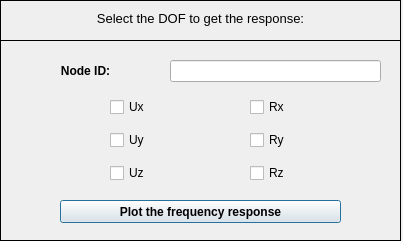
The window that pulse/uix/user_input/ui/plotStructuralFrequencyResponseInput.ui (open-pulse/OpenPulse) describes before a commit, drawn with Qt 5.
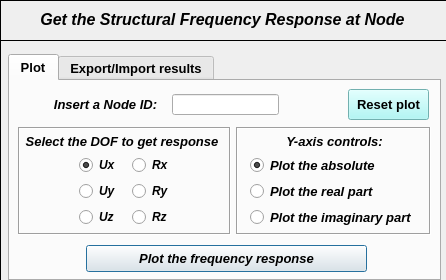
The same window after the commit. Icons and pictures are not drawn.

Commit message: Updating plots / fluid mass effect adding

```diff
--- a/pulse/uix/user_input/ui/plotStructuralFrequencyResponseInput.ui
+++ b/pulse/uix/user_input/ui/plotStructuralFrequencyResponseInput.ui
@@ -9,8 +9,8 @@
    <rect>
     <x>0</x>
     <y>0</y>
-    <width>403</width>
-    <height>241</height>
+    <width>446</width>
+    <height>280</height>
    </rect>
   </property>
   <property name="sizePolicy">
@@ -19,6 +19,18 @@
     <verstretch>0</verstretch>
    </sizepolicy>
   </property>
+  <property name="minimumSize">
+   <size>
+    <width>446</width>
+    <height>280</height>
+   </size>
+  </property>
+  <property name="maximumSize">
+   <size>
+    <width>446</width>
+    <height>280</height>
+   </size>
+  </property>
   <property name="contextMenuPolicy">
    <enum>Qt::DefaultContextMenu</enum>
   </property>
@@ -37,8 +49,8 @@
     <rect>
      <x>0</x>
      <y>0</y>
-     <width>401</width>
-     <height>241</height>
+     <width>451</width>
+     <height>299</height>
     </rect>
    </property>
    <property name="font">
@@ -51,7 +63,7 @@
      <rect>
       <x>0</x>
       <y>0</y>
-      <width>401</width>
+      <width>449</width>
       <height>41</height>
      </rect>
     </property>
@@ -67,20 +79,23 @@
     <widget class="QLabel" name="label">
      <property name="geometry">
       <rect>
-       <x>10</x>
+       <x>32</x>
        <y>10</y>
        <width>381</width>
-       <height>16</height>
+       <height>19</height>
       </rect>
      </property>
      <property name="font">
       <font>
-       <pointsize>10</pointsize>
-       <italic>false</italic>
+       <family>Arial</family>
+       <pointsize>12</pointsize>
+       <weight>75</weight>
+       <italic>true</italic>
+       <bold>true</bold>
       </font>
      </property>
      <property name="text">
-      <string>Select the DOF to get the response:</string>
+      <string>Get the Structural Frequency Response at Node</string>
      </property>
      <property name="textFormat">
       <enum>Qt::AutoText</enum>
@@ -95,8 +110,8 @@
      <rect>
       <x>0</x>
       <y>40</y>
-      <width>401</width>
-      <height>201</height>
+      <width>449</width>
+      <height>253</height>
      </rect>
     </property>
     <property name="frameShape">
@@ -105,133 +120,1066 @@
     <property name="frameShadow">
      <enum>QFrame::Plain</enum>
     </property>
-    <widget class="QWidget" name="verticalLayoutWidget">
+    <widget class="QTabWidget" name="tabWidget_plot_results">
      <property name="geometry">
       <rect>
-       <x>20</x>
-       <y>20</y>
-       <width>131</width>
-       <height>21</height>
+       <x>8</x>
+       <y>14</y>
+       <width>433</width>
+       <height>227</height>
       </rect>
      </property>
-     <layout class="QVBoxLayout" name="verticalLayout">
-      <item>
-       <widget class="QLabel" name="label_2">
-        <property name="font">
-         <font>
-          <weight>75</weight>
-          <bold>true</bold>
-         </font>
-        </property>
-        <property name="text">
-         <string>Node ID:</string>
-        </property>
-        <property name="alignment">
-         <set>Qt::AlignCenter</set>
-        </property>
-       </widget>
-      </item>
-     </layout>
-    </widget>
-    <widget class="QWidget" name="verticalLayoutWidget_2">
-     <property name="geometry">
-      <rect>
-       <x>170</x>
-       <y>20</y>
-       <width>211</width>
-       <height>22</height>
-      </rect>
+     <property name="minimumSize">
+      <size>
+       <width>433</width>
+       <height>0</height>
+      </size>
      </property>
-     <layout class="QVBoxLayout" name="verticalLayout_2">
-      <item>
-       <widget class="QLineEdit" name="lineEdit_nodeID"/>
-      </item>
-     </layout>
-    </widget>
-    <widget class="QPushButton" name="pushButton">
-     <property name="geometry">
-      <rect>
-       <x>60</x>
-       <y>160</y>
-       <width>281</width>
-       <height>23</height>
-      </rect>
+     <property name="maximumSize">
+      <size>
+       <width>433</width>
+       <height>16777215</height>
+      </size>
      </property>
      <property name="font">
       <font>
+       <family>Arial</family>
+       <pointsize>10</pointsize>
        <weight>75</weight>
+       <italic>false</italic>
        <bold>true</bold>
       </font>
      </property>
-     <property name="text">
-      <string>Plot the frequency response</string>
+     <property name="currentIndex">
+      <number>0</number>
      </property>
-    </widget>
-    <widget class="QWidget" name="verticalLayoutWidget_3">
-     <property name="geometry">
-      <rect>
-       <x>110</x>
-       <y>50</y>
-       <width>81</width>
-       <height>101</height>
-      </rect>
-     </property>
-     <layout class="QVBoxLayout" name="verticalLayout_3">
-      <item>
-       <widget class="QCheckBox" name="checkBox_ux">
-        <property name="text">
-         <string>Ux</string>
+     <widget class="QWidget" name="tab_plot">
+      <attribute name="title">
+       <string>Plot</string>
+      </attribute>
+      <widget class="QPushButton" name="pushButton">
+       <property name="geometry">
+        <rect>
+         <x>76</x>
+         <y>164</y>
+         <width>281</width>
+         <height>27</height>
+        </rect>
+       </property>
+       <property name="font">
+        <font>
+         <family>Arial</family>
+         <pointsize>10</pointsize>
+         <weight>75</weight>
+         <italic>true</italic>
+         <bold>true</bold>
+        </font>
+       </property>
+       <property name="text">
+        <string>Plot the frequency response</string>
+       </property>
+      </widget>
+      <widget class="QWidget" name="verticalLayoutWidget">
+       <property name="geometry">
+        <rect>
+         <x>32</x>
+         <y>12</y>
+         <width>127</width>
+         <height>23</height>
+        </rect>
+       </property>
+       <layout class="QVBoxLayout" name="verticalLayout">
+        <item>
+         <widget class="QLabel" name="label_2">
+          <property name="minimumSize">
+           <size>
+            <width>0</width>
+            <height>21</height>
+           </size>
+          </property>
+          <property name="maximumSize">
+           <size>
+            <width>16777215</width>
+            <height>21</height>
+           </size>
+          </property>
+          <property name="font">
+           <font>
+            <family>Arial</family>
+            <pointsize>10</pointsize>
+            <weight>75</weight>
+            <italic>true</italic>
+            <bold>true</bold>
+           </font>
+          </property>
+          <property name="text">
+           <string>Insert a Node ID:</string>
+          </property>
+          <property name="alignment">
+           <set>Qt::AlignCenter</set>
+          </property>
+         </widget>
+        </item>
+       </layout>
+      </widget>
+      <widget class="QWidget" name="verticalLayoutWidget_2">
+       <property name="geometry">
+        <rect>
+         <x>162</x>
+         <y>12</y>
+         <width>107</width>
+         <height>23</height>
+        </rect>
+       </property>
+       <layout class="QVBoxLayout" name="verticalLayout_2">
+        <item>
+         <widget class="QLineEdit" name="lineEdit_nodeID">
+          <property name="minimumSize">
+           <size>
+            <width>0</width>
+            <height>21</height>
+           </size>
+          </property>
+          <property name="maximumSize">
+           <size>
+            <width>16777215</width>
+            <height>21</height>
+           </size>
+          </property>
+          <property name="font">
+           <font>
+            <family>Arial</family>
+            <pointsize>10</pointsize>
+            <weight>75</weight>
+            <italic>true</italic>
+            <bold>true</bold>
+           </font>
+          </property>
+          <property name="text">
+           <string/>
+          </property>
+          <property name="alignment">
+           <set>Qt::AlignCenter</set>
+          </property>
+         </widget>
+        </item>
+       </layout>
+      </widget>
+      <widget class="QToolButton" name="toolButton_ResetPlot">
+       <property name="geometry">
+        <rect>
+         <x>338</x>
+         <y>8</y>
+         <width>81</width>
+         <height>31</height>
+        </rect>
+       </property>
+       <property name="font">
+        <font>
+         <pointsize>10</pointsize>
+         <weight>75</weight>
+         <bold>true</bold>
+        </font>
+       </property>
+       <property name="styleSheet">
+        <string notr="true">background-color: rgb(159, 247, 245);</string>
+       </property>
+       <property name="text">
+        <string>Reset plot</string>
+       </property>
+      </widget>
+      <widget class="QFrame" name="frame_4">
+       <property name="geometry">
+        <rect>
+         <x>226</x>
+         <y>46</y>
+         <width>195</width>
+         <height>108</height>
+        </rect>
+       </property>
+       <property name="minimumSize">
+        <size>
+         <width>0</width>
+         <height>108</height>
+        </size>
+       </property>
+       <property name="maximumSize">
+        <size>
+         <width>16777215</width>
+         <height>108</height>
+        </size>
+       </property>
+       <property name="sizeIncrement">
+        <size>
+         <width>0</width>
+         <height>110</height>
+        </size>
+       </property>
+       <property name="frameShape">
+        <enum>QFrame::Box</enum>
+       </property>
+       <property name="frameShadow">
+        <enum>QFrame::Sunken</enum>
+       </property>
+       <widget class="QWidget" name="verticalLayoutWidget_10">
+        <property name="geometry">
+         <rect>
+          <x>14</x>
+          <y>28</y>
+          <width>167</width>
+          <height>74</height>
+         </rect>
         </property>
+        <layout class="QVBoxLayout" name="verticalLayout_10">
+         <item>
+          <widget class="QRadioButton" name="radioButton_plotAbs">
+           <property name="maximumSize">
+            <size>
+             <width>170</width>
+             <height>20</height>
+            </size>
+           </property>
+           <property name="font">
+            <font>
+             <family>Arial</family>
+             <pointsize>10</pointsize>
+             <weight>75</weight>
+             <italic>true</italic>
+             <bold>true</bold>
+            </font>
+           </property>
+           <property name="text">
+            <string>Plot the absolute</string>
+           </property>
+           <property name="iconSize">
+            <size>
+             <width>30</width>
+             <height>30</height>
+            </size>
+           </property>
+           <property name="checked">
+            <bool>true</bool>
+           </property>
+          </widget>
+         </item>
+         <item>
+          <widget class="QRadioButton" name="radioButton_plotReal">
+           <property name="maximumSize">
+            <size>
+             <width>170</width>
+             <height>20</height>
+            </size>
+           </property>
+           <property name="font">
+            <font>
+             <family>Arial</family>
+             <pointsize>10</pointsize>
+             <weight>75</weight>
+             <italic>true</italic>
+             <bold>true</bold>
+            </font>
+           </property>
+           <property name="text">
+            <string>Plot the real part</string>
+           </property>
+          </widget>
+         </item>
+         <item>
+          <widget class="QRadioButton" name="radioButton_plotImag">
+           <property name="maximumSize">
+            <size>
+             <width>170</width>
+             <height>20</height>
+            </size>
+           </property>
+           <property name="font">
+            <font>
+             <family>Arial</family>
+             <pointsize>10</pointsize>
+             <weight>75</weight>
+             <italic>true</italic>
+             <bold>true</bold>
+            </font>
+           </property>
+           <property name="text">
+            <string>Plot the imaginary part</string>
+           </property>
+          </widget>
+         </item>
+        </layout>
        </widget>
-      </item>
-      <item>
-       <widget class="QCheckBox" name="checkBox_uy">
-        <property name="text">
-         <string>Uy</string>
+       <widget class="QLabel" name="label_8">
+        <property name="enabled">
+         <bool>true</bool>
         </property>
-       </widget>
-      </item>
-      <item>
-       <widget class="QCheckBox" name="checkBox_uz">
-        <property name="text">
-         <string>Uz</string>
+        <property name="geometry">
+         <rect>
+          <x>16</x>
+          <y>4</y>
+          <width>165</width>
+          <height>21</height>
+         </rect>
         </property>
-       </widget>
-      </item>
-     </layout>
-    </widget>
-    <widget class="QWidget" name="verticalLayoutWidget_4">
-     <property name="geometry">
-      <rect>
-       <x>250</x>
-       <y>50</y>
-       <width>81</width>
-       <height>101</height>
-      </rect>
-     </property>
-     <layout class="QVBoxLayout" name="verticalLayout_4">
-      <item>
-       <widget class="QCheckBox" name="checkBox_rx">
+        <property name="sizePolicy">
+         <sizepolicy hsizetype="Preferred" vsizetype="Expanding">
+          <horstretch>0</horstretch>
+          <verstretch>0</verstretch>
+         </sizepolicy>
+        </property>
+        <property name="minimumSize">
+         <size>
+          <width>120</width>
+          <height>21</height>
+         </size>
+        </property>
+        <property name="maximumSize">
+         <size>
+          <width>200</width>
+          <height>60</height>
+         </size>
+        </property>
+        <property name="font">
+         <font>
+          <family>Arial</family>
+          <pointsize>10</pointsize>
+          <weight>75</weight>
+          <italic>true</italic>
+          <bold>true</bold>
+         </font>
+        </property>
         <property name="text">
-         <string>Rx</string>
+         <string>&lt;!DOCTYPE HTML PUBLIC &quot;-//W3C//DTD HTML 4.0//EN&quot; &quot;http://www.w3.org/TR/REC-html40/strict.dtd&quot;&gt;
+&lt;html&gt;&lt;head&gt;&lt;meta name=&quot;qrichtext&quot; content=&quot;1&quot; /&gt;&lt;style type=&quot;text/css&quot;&gt;
+p, li { white-space: pre-wrap; }
+&lt;/style&gt;&lt;/head&gt;&lt;body style=&quot; font-family:'Arial'; font-size:10pt; font-weight:600; font-style:italic;&quot;&gt;
+&lt;p align=&quot;center&quot; style=&quot; margin-top:12px; margin-bottom:12px; margin-left:0px; margin-right:0px; -qt-block-indent:0; text-indent:0px;&quot;&gt;Y-axis controls:&lt;/p&gt;&lt;/body&gt;&lt;/html&gt;</string>
         </property>
+        <property name="textFormat">
+         <enum>Qt::AutoText</enum>
+        </property>
+        <property name="scaledContents">
+         <bool>false</bool>
+        </property>
+        <property name="alignment">
+         <set>Qt::AlignCenter</set>
+        </property>
+        <property name="wordWrap">
+         <bool>false</bool>
+        </property>
+        <property name="indent">
+         <number>0</number>
+        </property>
        </widget>
-      </item>
-      <item>
-       <widget class="QCheckBox" name="checkBox_ry">
+      </widget>
+      <widget class="QFrame" name="frame_5">
+       <property name="geometry">
+        <rect>
+         <x>8</x>
+         <y>46</y>
+         <width>213</width>
+         <height>108</height>
+        </rect>
+       </property>
+       <property name="minimumSize">
+        <size>
+         <width>0</width>
+         <height>108</height>
+        </size>
+       </property>
+       <property name="maximumSize">
+        <size>
+         <width>16777215</width>
+         <height>108</height>
+        </size>
+       </property>
+       <property name="frameShape">
+        <enum>QFrame::Box</enum>
+       </property>
+       <property name="frameShadow">
+        <enum>QFrame::Sunken</enum>
+       </property>
+       <widget class="QLabel" name="label_3">
+        <property name="enabled">
+         <bool>true</bool>
+        </property>
+        <property name="geometry">
+         <rect>
+          <x>4</x>
+          <y>4</y>
+          <width>200</width>
+          <height>21</height>
+         </rect>
+        </property>
+        <property name="sizePolicy">
+         <sizepolicy hsizetype="Preferred" vsizetype="Expanding">
+          <horstretch>0</horstretch>
+          <verstretch>0</verstretch>
+         </sizepolicy>
+        </property>
+        <property name="minimumSize">
+         <size>
+          <width>120</width>
+          <height>21</height>
+         </size>
+        </property>
+        <property name="maximumSize">
+         <size>
+          <width>200</width>
+          <height>60</height>
+         </size>
+        </property>
+        <property name="font">
+         <font>
+          <family>Arial</family>
+          <pointsize>10</pointsize>
+          <weight>75</weight>
+          <italic>true</italic>
+          <bold>true</bold>
+         </font>
+        </property>
         <property name="text">
-         <string>Ry</string>
+         <string>&lt;!DOCTYPE HTML PUBLIC &quot;-//W3C//DTD HTML 4.0//EN&quot; &quot;http://www.w3.org/TR/REC-html40/strict.dtd&quot;&gt;
+&lt;html&gt;&lt;head&gt;&lt;meta name=&quot;qrichtext&quot; content=&quot;1&quot; /&gt;&lt;style type=&quot;text/css&quot;&gt;
+p, li { white-space: pre-wrap; }
+&lt;/style&gt;&lt;/head&gt;&lt;body style=&quot; font-family:'Arial'; font-size:10pt; font-weight:600; font-style:italic;&quot;&gt;
+&lt;p align=&quot;center&quot; style=&quot; margin-top:12px; margin-bottom:12px; margin-left:0px; margin-right:0px; -qt-block-indent:0; text-indent:0px;&quot;&gt;Select the DOF to get response&lt;/p&gt;&lt;/body&gt;&lt;/html&gt;</string>
         </property>
+        <property name="textFormat">
+         <enum>Qt::AutoText</enum>
+        </property>
+        <property name="scaledContents">
+         <bool>false</bool>
+        </property>
+        <property name="alignment">
+         <set>Qt::AlignCenter</set>
+        </property>
+        <property name="wordWrap">
+         <bool>false</bool>
+        </property>
+        <property name="indent">
+         <number>0</number>
+        </property>
        </widget>
-      </item>
-      <item>
-       <widget class="QCheckBox" name="checkBox_rz">
-        <property name="text">
-         <string>Rz</string>
+       <widget class="QWidget" name="gridLayoutWidget">
+        <property name="geometry">
+         <rect>
+          <x>54</x>
+          <y>28</y>
+          <width>107</width>
+          <height>73</height>
+         </rect>
         </property>
+        <layout class="QGridLayout" name="gridLayout">
+         <item row="2" column="0">
+          <widget class="QRadioButton" name="radioButton_uz">
+           <property name="maximumSize">
+            <size>
+             <width>40</width>
+             <height>16777215</height>
+            </size>
+           </property>
+           <property name="font">
+            <font>
+             <family>Arial</family>
+             <pointsize>9</pointsize>
+             <weight>75</weight>
+             <italic>true</italic>
+             <bold>true</bold>
+            </font>
+           </property>
+           <property name="text">
+            <string>Uz</string>
+           </property>
+           <property name="checked">
+            <bool>false</bool>
+           </property>
+          </widget>
+         </item>
+         <item row="1" column="0">
+          <widget class="QRadioButton" name="radioButton_uy">
+           <property name="maximumSize">
+            <size>
+             <width>40</width>
+             <height>16777215</height>
+            </size>
+           </property>
+           <property name="font">
+            <font>
+             <family>Arial</family>
+             <pointsize>9</pointsize>
+             <weight>75</weight>
+             <italic>true</italic>
+             <bold>true</bold>
+            </font>
+           </property>
+           <property name="text">
+            <string>Uy</string>
+           </property>
+           <property name="checked">
+            <bool>false</bool>
+           </property>
+          </widget>
+         </item>
+         <item row="0" column="0">
+          <widget class="QRadioButton" name="radioButton_ux">
+           <property name="maximumSize">
+            <size>
+             <width>40</width>
+             <height>16777215</height>
+            </size>
+           </property>
+           <property name="font">
+            <font>
+             <family>Arial</family>
+             <pointsize>9</pointsize>
+             <weight>75</weight>
+             <italic>true</italic>
+             <bold>true</bold>
+            </font>
+           </property>
+           <property name="text">
+            <string>Ux</string>
+           </property>
+           <property name="checked">
+            <bool>true</bool>
+           </property>
+          </widget>
+         </item>
+         <item row="2" column="1">
+          <widget class="QRadioButton" name="radioButton_rz">
+           <property name="maximumSize">
+            <size>
+             <width>40</width>
+             <height>16777215</height>
+            </size>
+           </property>
+           <property name="font">
+            <font>
+             <family>Arial</family>
+             <pointsize>9</pointsize>
+             <weight>75</weight>
+             <italic>true</italic>
+             <bold>true</bold>
+            </font>
+           </property>
+           <property name="text">
+            <string>Rz</string>
+           </property>
+           <property name="checked">
+            <bool>false</bool>
+           </property>
+          </widget>
+         </item>
+         <item row="1" column="1">
+          <widget class="QRadioButton" name="radioButton_ry">
+           <property name="maximumSize">
+            <size>
+             <width>40</width>
+             <height>16777215</height>
+            </size>
+           </property>
+           <property name="font">
+            <font>
+             <family>Arial</family>
+             <pointsize>9</pointsize>
+             <weight>75</weight>
+             <italic>true</italic>
+             <bold>true</bold>
+            </font>
+           </property>
+           <property name="text">
+            <string>Ry</string>
+           </property>
+           <property name="checked">
+            <bool>false</bool>
+           </property>
+          </widget>
+         </item>
+         <item row="0" column="1">
+          <widget class="QRadioButton" name="radioButton_rx">
+           <property name="maximumSize">
+            <size>
+             <width>40</width>
+             <height>16777215</height>
+            </size>
+           </property>
+           <property name="font">
+            <font>
+             <family>Arial</family>
+             <pointsize>9</pointsize>
+             <weight>75</weight>
+             <italic>true</italic>
+             <bold>true</bold>
+            </font>
+           </property>
+           <property name="text">
+            <string>Rx</string>
+           </property>
+           <property name="checked">
+            <bool>false</bool>
+           </property>
+          </widget>
+         </item>
+        </layout>
        </widget>
-      </item>
-     </layout>
+      </widget>
+     </widget>
+     <widget class="QWidget" name="tab_export_import">
+      <attribute name="title">
+       <string>Export/Import results</string>
+      </attribute>
+      <widget class="QTabWidget" name="tabWidget_2">
+       <property name="geometry">
+        <rect>
+         <x>6</x>
+         <y>8</y>
+         <width>417</width>
+         <height>179</height>
+        </rect>
+       </property>
+       <property name="font">
+        <font>
+         <family>Arial</family>
+         <pointsize>10</pointsize>
+         <weight>75</weight>
+         <italic>true</italic>
+         <bold>true</bold>
+        </font>
+       </property>
+       <property name="currentIndex">
+        <number>0</number>
+       </property>
+       <widget class="QWidget" name="tab_3">
+        <attribute name="title">
+         <string>Export</string>
+        </attribute>
+        <widget class="QWidget" name="verticalLayoutWidget_8">
+         <property name="geometry">
+          <rect>
+           <x>344</x>
+           <y>82</y>
+           <width>60</width>
+           <height>27</height>
+          </rect>
+         </property>
+         <layout class="QVBoxLayout" name="verticalLayout_8">
+          <item>
+           <widget class="QToolButton" name="toolButton_ChooseFolderExport">
+            <property name="maximumSize">
+             <size>
+              <width>100</width>
+              <height>16777215</height>
+             </size>
+            </property>
+            <property name="font">
+             <font>
+              <family>Arial</family>
+              <pointsize>10</pointsize>
+              <weight>75</weight>
+              <italic>true</italic>
+              <bold>true</bold>
+             </font>
+            </property>
+            <property name="text">
+             <string>Search</string>
+            </property>
+           </widget>
+          </item>
+         </layout>
+        </widget>
+        <widget class="QWidget" name="verticalLayoutWidget_3">
+         <property name="geometry">
+          <rect>
+           <x>4</x>
+           <y>82</y>
+           <width>117</width>
+           <height>27</height>
+          </rect>
+         </property>
+         <layout class="QVBoxLayout" name="verticalLayout_3">
+          <item>
+           <widget class="QLabel" name="label_5">
+            <property name="minimumSize">
+             <size>
+              <width>85</width>
+              <height>20</height>
+             </size>
+            </property>
+            <property name="maximumSize">
+             <size>
+              <width>200</width>
+              <height>20</height>
+             </size>
+            </property>
+            <property name="font">
+             <font>
+              <family>Arial</family>
+              <pointsize>10</pointsize>
+              <weight>75</weight>
+              <italic>true</italic>
+              <bold>true</bold>
+             </font>
+            </property>
+            <property name="text">
+             <string>Choose a folder:</string>
+            </property>
+            <property name="alignment">
+             <set>Qt::AlignCenter</set>
+            </property>
+           </widget>
+          </item>
+         </layout>
+        </widget>
+        <widget class="QWidget" name="verticalLayoutWidget_7">
+         <property name="geometry">
+          <rect>
+           <x>120</x>
+           <y>82</y>
+           <width>223</width>
+           <height>27</height>
+          </rect>
+         </property>
+         <layout class="QVBoxLayout" name="verticalLayout_7">
+          <item>
+           <widget class="QLineEdit" name="lineEdit_SaveResultsPath">
+            <property name="font">
+             <font>
+              <pointsize>8</pointsize>
+              <weight>50</weight>
+              <italic>false</italic>
+              <bold>false</bold>
+             </font>
+            </property>
+            <property name="layoutDirection">
+             <enum>Qt::LeftToRight</enum>
+            </property>
+            <property name="alignment">
+             <set>Qt::AlignCenter</set>
+            </property>
+           </widget>
+          </item>
+         </layout>
+        </widget>
+        <widget class="QWidget" name="verticalLayoutWidget_4">
+         <property name="geometry">
+          <rect>
+           <x>20</x>
+           <y>42</y>
+           <width>102</width>
+           <height>27</height>
+          </rect>
+         </property>
+         <layout class="QVBoxLayout" name="verticalLayout_4">
+          <item>
+           <widget class="QLabel" name="label_6">
+            <property name="minimumSize">
+             <size>
+              <width>100</width>
+              <height>20</height>
+             </size>
+            </property>
+            <property name="maximumSize">
+             <size>
+              <width>90</width>
+              <height>20</height>
+             </size>
+            </property>
+            <property name="font">
+             <font>
+              <family>Arial</family>
+              <pointsize>10</pointsize>
+              <weight>75</weight>
+              <italic>true</italic>
+              <bold>true</bold>
+             </font>
+            </property>
+            <property name="text">
+             <string>Insert a name:</string>
+            </property>
+            <property name="scaledContents">
+             <bool>false</bool>
+            </property>
+            <property name="alignment">
+             <set>Qt::AlignCenter</set>
+            </property>
+           </widget>
+          </item>
+         </layout>
+        </widget>
+        <widget class="QWidget" name="verticalLayoutWidget_16">
+         <property name="geometry">
+          <rect>
+           <x>120</x>
+           <y>42</y>
+           <width>223</width>
+           <height>27</height>
+          </rect>
+         </property>
+         <layout class="QVBoxLayout" name="verticalLayout_16">
+          <item>
+           <widget class="QLineEdit" name="lineEdit_FileName">
+            <property name="font">
+             <font>
+              <pointsize>8</pointsize>
+              <weight>50</weight>
+              <italic>false</italic>
+              <bold>false</bold>
+             </font>
+            </property>
+            <property name="layoutDirection">
+             <enum>Qt::LeftToRight</enum>
+            </property>
+            <property name="text">
+             <string/>
+            </property>
+            <property name="alignment">
+             <set>Qt::AlignCenter</set>
+            </property>
+           </widget>
+          </item>
+         </layout>
+        </widget>
+        <widget class="QWidget" name="verticalLayoutWidget_17">
+         <property name="geometry">
+          <rect>
+           <x>160</x>
+           <y>116</y>
+           <width>102</width>
+           <height>27</height>
+          </rect>
+         </property>
+         <layout class="QVBoxLayout" name="verticalLayout_17">
+          <item>
+           <widget class="QToolButton" name="toolButton_ExportResults">
+            <property name="maximumSize">
+             <size>
+              <width>100</width>
+              <height>16777215</height>
+             </size>
+            </property>
+            <property name="font">
+             <font>
+              <family>Arial</family>
+              <pointsize>10</pointsize>
+              <weight>75</weight>
+              <italic>true</italic>
+              <bold>true</bold>
+             </font>
+            </property>
+            <property name="text">
+             <string>Export results</string>
+            </property>
+           </widget>
+          </item>
+         </layout>
+        </widget>
+        <widget class="QWidget" name="horizontalLayoutWidget">
+         <property name="geometry">
+          <rect>
+           <x>36</x>
+           <y>8</y>
+           <width>343</width>
+           <height>27</height>
+          </rect>
+         </property>
+         <layout class="QHBoxLayout" name="horizontalLayout">
+          <item>
+           <layout class="QVBoxLayout" name="verticalLayout_11">
+            <item>
+             <widget class="QLabel" name="label_7">
+              <property name="minimumSize">
+               <size>
+                <width>100</width>
+                <height>20</height>
+               </size>
+              </property>
+              <property name="maximumSize">
+               <size>
+                <width>90</width>
+                <height>20</height>
+               </size>
+              </property>
+              <property name="font">
+               <font>
+                <family>Arial</family>
+                <pointsize>10</pointsize>
+                <weight>75</weight>
+                <italic>true</italic>
+                <bold>true</bold>
+               </font>
+              </property>
+              <property name="text">
+               <string>Data to save:</string>
+              </property>
+              <property name="scaledContents">
+               <bool>false</bool>
+              </property>
+              <property name="alignment">
+               <set>Qt::AlignCenter</set>
+              </property>
+             </widget>
+            </item>
+           </layout>
+          </item>
+          <item>
+           <widget class="QRadioButton" name="radioButton_Absolute">
+            <property name="text">
+             <string>Absolute</string>
+            </property>
+            <property name="checked">
+             <bool>true</bool>
+            </property>
+           </widget>
+          </item>
+          <item>
+           <widget class="QRadioButton" name="radioButton_Real_Imaginary">
+            <property name="text">
+             <string>Real / Imaginary</string>
+            </property>
+            <property name="checked">
+             <bool>false</bool>
+            </property>
+           </widget>
+          </item>
+         </layout>
+        </widget>
+       </widget>
+       <widget class="QWidget" name="tab_4">
+        <attribute name="title">
+         <string>Import</string>
+        </attribute>
+        <widget class="QWidget" name="verticalLayoutWidget_6">
+         <property name="geometry">
+          <rect>
+           <x>334</x>
+           <y>32</y>
+           <width>62</width>
+           <height>27</height>
+          </rect>
+         </property>
+         <layout class="QVBoxLayout" name="verticalLayout_6">
+          <item>
+           <widget class="QToolButton" name="toolButton_ChooseFolderImport">
+            <property name="maximumSize">
+             <size>
+              <width>60</width>
+              <height>16777215</height>
+             </size>
+            </property>
+            <property name="font">
+             <font>
+              <family>Arial</family>
+              <pointsize>10</pointsize>
+              <weight>75</weight>
+              <italic>true</italic>
+              <bold>true</bold>
+             </font>
+            </property>
+            <property name="text">
+             <string>Search</string>
+            </property>
+           </widget>
+          </item>
+         </layout>
+        </widget>
+        <widget class="QWidget" name="verticalLayoutWidget_5">
+         <property name="geometry">
+          <rect>
+           <x>102</x>
+           <y>32</y>
+           <width>231</width>
+           <height>27</height>
+          </rect>
+         </property>
+         <layout class="QVBoxLayout" name="verticalLayout_5">
+          <item>
+           <widget class="QLineEdit" name="lineEdit_ImportResultsPath">
+            <property name="font">
+             <font>
+              <pointsize>7</pointsize>
+              <weight>50</weight>
+              <italic>false</italic>
+              <bold>false</bold>
+             </font>
+            </property>
+            <property name="layoutDirection">
+             <enum>Qt::LeftToRight</enum>
+            </property>
+            <property name="alignment">
+             <set>Qt::AlignCenter</set>
+            </property>
+           </widget>
+          </item>
+         </layout>
+        </widget>
+        <widget class="QWidget" name="verticalLayoutWidget_9">
+         <property name="geometry">
+          <rect>
+           <x>10</x>
+           <y>32</y>
+           <width>93</width>
+           <height>27</height>
+          </rect>
+         </property>
+         <layout class="QVBoxLayout" name="verticalLayout_9">
+          <item>
+           <widget class="QLabel" name="label_4">
+            <property name="minimumSize">
+             <size>
+              <width>85</width>
+              <height>20</height>
+             </size>
+            </property>
+            <property name="maximumSize">
+             <size>
+              <width>90</width>
+              <height>20</height>
+             </size>
+            </property>
+            <property name="font">
+             <font>
+              <family>Arial</family>
+              <pointsize>10</pointsize>
+              <weight>75</weight>
+              <italic>true</italic>
+              <bold>true</bold>
+             </font>
+            </property>
+            <property name="text">
+             <string>Load results:</string>
+            </property>
+            <property name="alignment">
+             <set>Qt::AlignCenter</set>
+            </property>
+           </widget>
+          </item>
+         </layout>
+        </widget>
+        <widget class="QPushButton" name="pushButton_AddImportedPlot">
+         <property name="geometry">
+          <rect>
+           <x>62</x>
+           <y>84</y>
+           <width>281</width>
+           <height>33</height>
+          </rect>
+         </property>
+         <property name="font">
+          <font>
+           <family>Arial</family>
+           <pointsize>10</pointsize>
+           <weight>75</weight>
+           <italic>true</italic>
+           <bold>true</bold>
+          </font>
+         </property>
+         <property name="text">
+          <string>Add imported results to the main plot</string>
+         </property>
+        </widget>
+       </widget>
+      </widget>
+     </widget>
     </widget>
    </widget>
   </widget>
```
The commit also changes 11 other files.
